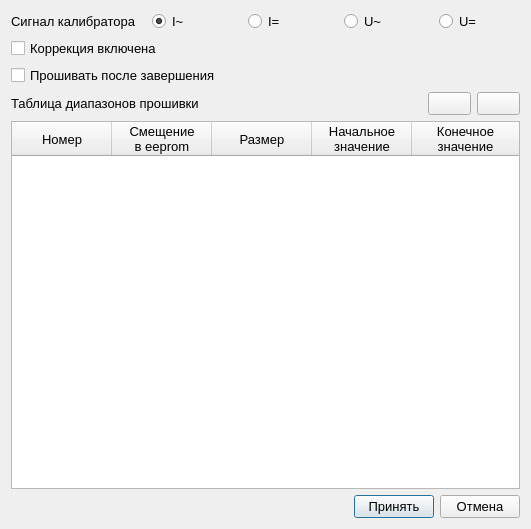
Before: the Qt Designer form ui/edit_measure_parameters_dialog.ui in irsural/clb_autocalibration, drawn with Qt 5.
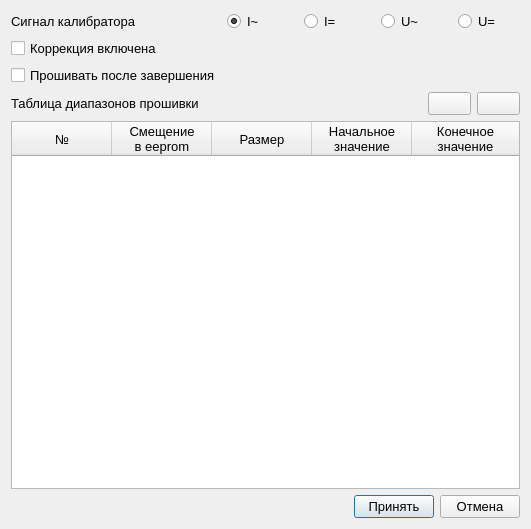
After: the same form once the commit is applied. Icons and pictures are not drawn.

What changed in the file:
```diff
--- a/ui/edit_measure_parameters_dialog.ui
+++ b/ui/edit_measure_parameters_dialog.ui
@@ -26,17 +26,56 @@
    <item>
     <layout class="QVBoxLayout" name="main_widget_layout">
      <item>
+      <layout class="QGridLayout" name="gridLayout">
+       <item row="0" column="0">
+        <widget class="QLabel" name="label">
+         <property name="sizePolicy">
+          <sizepolicy hsizetype="Fixed" vsizetype="Preferred">
+           <horstretch>0</horstretch>
+           <verstretch>0</verstretch>
+          </sizepolicy>
+         </property>
+         <property name="text">
+          <string>Сигнал калибратора</string>
+         </property>
+        </widget>
+       </item>
+       <item row="2" column="0">
+        <widget class="QCheckBox" name="flash_after_finish_checkbox">
+         <property name="sizePolicy">
+          <sizepolicy hsizetype="Fixed" vsizetype="Fixed">
+           <horstretch>0</horstretch>
+           <verstretch>0</verstretch>
+          </sizepolicy>
+         </property>
+         <property name="font">
+          <font>
+           <pointsize>10</pointsize>
+          </font>
+         </property>
+         <property name="text">
+          <string>Прошивать после завершения</string>
+         </property>
+        </widget>
+       </item>
+       <item row="1" column="0">
+        <widget class="QCheckBox" name="enable_correction_checkbox">
+         <property name="sizePolicy">
+          <sizepolicy hsizetype="Fixed" vsizetype="Fixed">
+           <horstretch>0</horstretch>
+           <verstretch>0</verstretch>
+          </sizepolicy>
+         </property>
+         <property name="text">
+          <string>Коррекция включена</string>
+         </property>
+        </widget>
+       </item>
+       <item row="0" column="1">
       <layout class="QHBoxLayout" name="horizontalLayout">
        <property name="spacing">
         <number>15</number>
        </property>
-       <item>
-        <widget class="QLabel" name="label">
-         <property name="text">
-          <string>Сигнал калибратора</string>
-         </property>
-        </widget>
-       </item>
        <item>
         <widget class="QRadioButton" name="aci_radio">
          <property name="text">
@@ -70,24 +109,7 @@
        </item>
       </layout>
      </item>
-     <item>
-      <widget class="QCheckBox" name="enable_correction_checkbox">
-       <property name="text">
-        <string>Коррекция включена</string>
-       </property>
-      </widget>
-     </item>
-     <item>
-      <widget class="QCheckBox" name="flash_after_finish_checkbox">
-       <property name="font">
-        <font>
-         <pointsize>10</pointsize>
-        </font>
-       </property>
-       <property name="text">
-        <string>Прошивать после завершения</string>
-       </property>
-      </widget>
+      </layout>
      </item>
      <item>
       <layout class="QHBoxLayout" name="horizontalLayout_2">
@@ -152,9 +174,12 @@
          <attribute name="horizontalHeaderStretchLastSection">
           <bool>true</bool>
          </attribute>
+         <attribute name="verticalHeaderVisible">
+          <bool>false</bool>
+         </attribute>
          <column>
           <property name="text">
-           <string>Номер</string>
+           <string>№</string>
           </property>
          </column>
          <column>
```
Left out of the diff: 2 changed lines with no effect on the pictures. Lines whose indentation alone changed are shown as unchanged.
